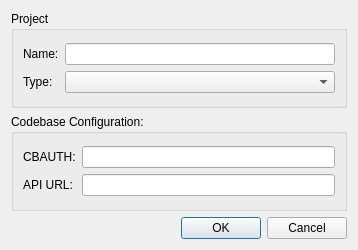
This is addprojectdialog.ui in favrik/wortwortwort as Qt 5 draws it before an edit. The edited form follows.
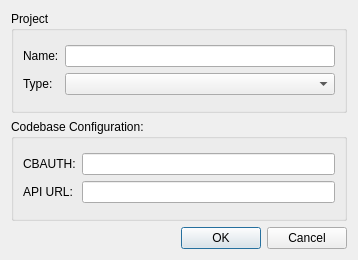
This is the edited form.

Commit message: Fix widget names and connections

```diff
--- a/addprojectdialog.ui
+++ b/addprojectdialog.ui
@@ -7,7 +7,7 @@
     <x>0</x>
     <y>0</y>
     <width>358</width>
-    <height>250</height>
+    <height>260</height>
    </rect>
   </property>
   <property name="windowTitle">
```
Left out of the diff: 23 changed lines with no effect on the pictures. The commit also changes 1 other file.
